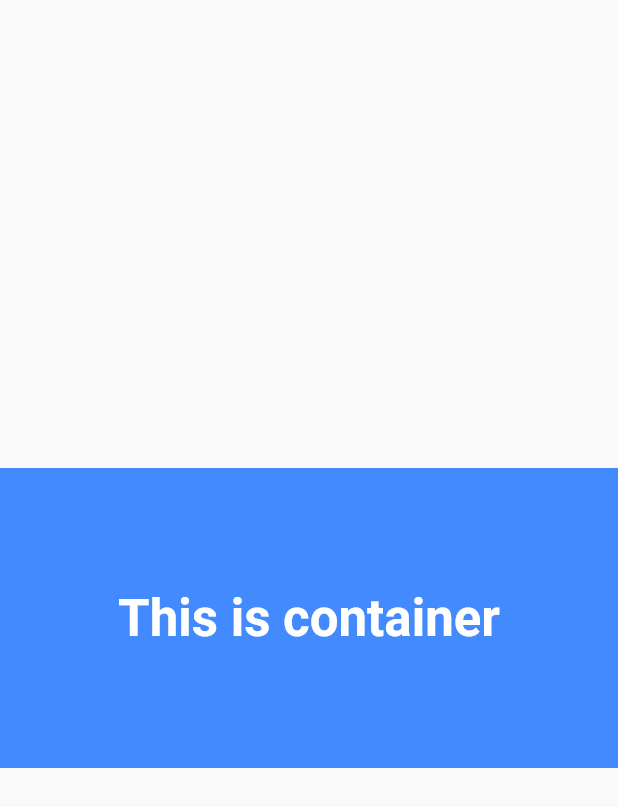
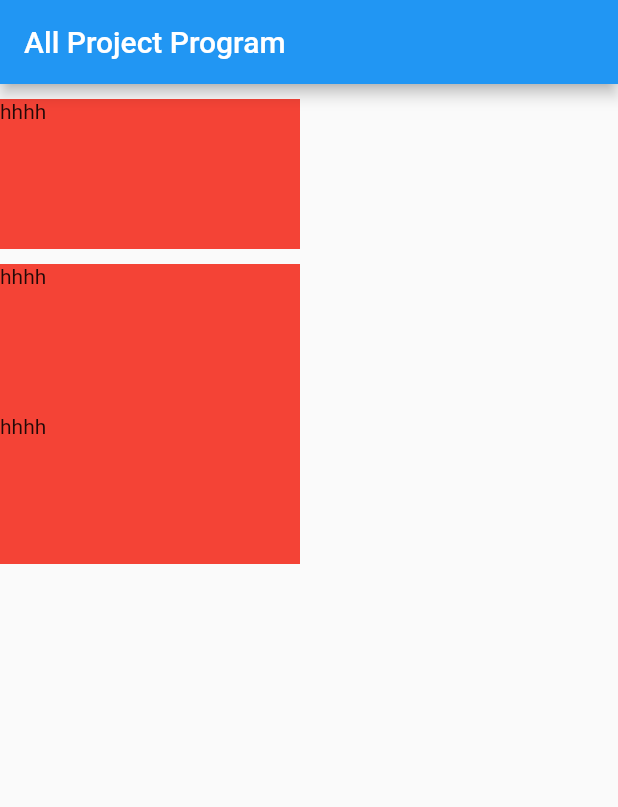
Before and after one commit to izazprogram/allprojectinsir, a Flutter app: the screen it shows after launch, on a phone screen of 412 x 824 dp. Shown: the top 807 px of the screen. Run offline on Flutter 3.47's test engine with Material 2 defaults, Android fonts, the phone set to English and light mode, and no system bars.

Commit message:
row column Text

```diff
--- /dev/null
+++ b/lib/Column&Row.dart
@@ -0,0 +1,46 @@
+import 'package:flutter/cupertino.dart';
+import 'package:flutter/material.dart';
+
+class RowColumn extends StatelessWidget {
+  const RowColumn({Key? key}) : super(key: key);
+
+  @override
+  Widget build(BuildContext context) {
+    return SafeArea(
+      child: Scaffold(
+        body: Column(
+
+          children: <Widget>[
+            SizedBox(
+              height: 10,
+              width: 20,
+            ),
+
+            Container(
+              height: 100,
+              width: 200,
+              color: Colors.red,
+              child: Text('hhhh'),
+            ),
+            SizedBox(
+              height: 10,
+
+            ),
+            Container(
+              height: 100,
+              width: 200,
+              color: Colors.red,
+              child: Text('hhhh'),
+            ),
+            Container(
+              height: 100,
+              width: 200,
+              color: Colors.red,
+              child: Text('hhhh'),
+            ),
+          ],
+        ),
+      ),
+    );
+  }
+}
--- /dev/null
+++ b/lib/TextSystem.dart
@@ -0,0 +1,34 @@
+import 'package:flutter/material.dart';
+
+class Allproject extends StatelessWidget {
+  const Allproject({Key? key}) : super(key: key);
+
+  @override
+  Widget build(BuildContext context) {
+    return  SafeArea(
+
+        child: Scaffold(
+            body: Center(
+              child: Container(
+                child: Center(
+
+                  child: Text(
+                    'This is container',
+                    style: TextStyle(
+                      fontSize: 50,
+                      color: Colors.redAccent,
+                      fontWeight: FontWeight.bold,
+                      fontStyle: FontStyle.italic,
+                      decoration: TextDecoration.underline,
+                      decorationColor: Colors.white,
+                      decorationStyle: TextDecorationStyle.double,
+                    ),
+                  ),
+                ),
+                color: Colors.blueAccent,
+                height: 200,
+              ),
+            )));
+
+  }
+}
--- a/lib/main.dart
+++ b/lib/main.dart
@@ -1,4 +1,9 @@
 import 'package:flutter/material.dart';
+
+import 'Column&Row.dart';
+import 'TextSystem.dart';
+
+
 
 void main()
 {
@@ -11,25 +16,13 @@ class Izazul extends StatelessWidget {
   Widget build(BuildContext context) {
     return MaterialApp(
       debugShowCheckedModeBanner: false,
-       home: SafeArea(child:
-       Scaffold(
-         body: Center(
-           child: Container(
-             child: Center(
-               child: Text('This is container',style: TextStyle(
-                 fontSize: 34,
-                 color: Colors.white,
-                 fontWeight: FontWeight.bold
-               ),),
-             ),
-             color: Colors.blueAccent,
-             height: 200,
-           ),
+      home: Scaffold(
+          appBar: AppBar(
+            title: Text('All Project Program'),
+          ),
+      body: RowColumn(),
+      ),
+    );
+  }
 
-         ),
-
-       ),
-
-    ));
-  }
 }
```
